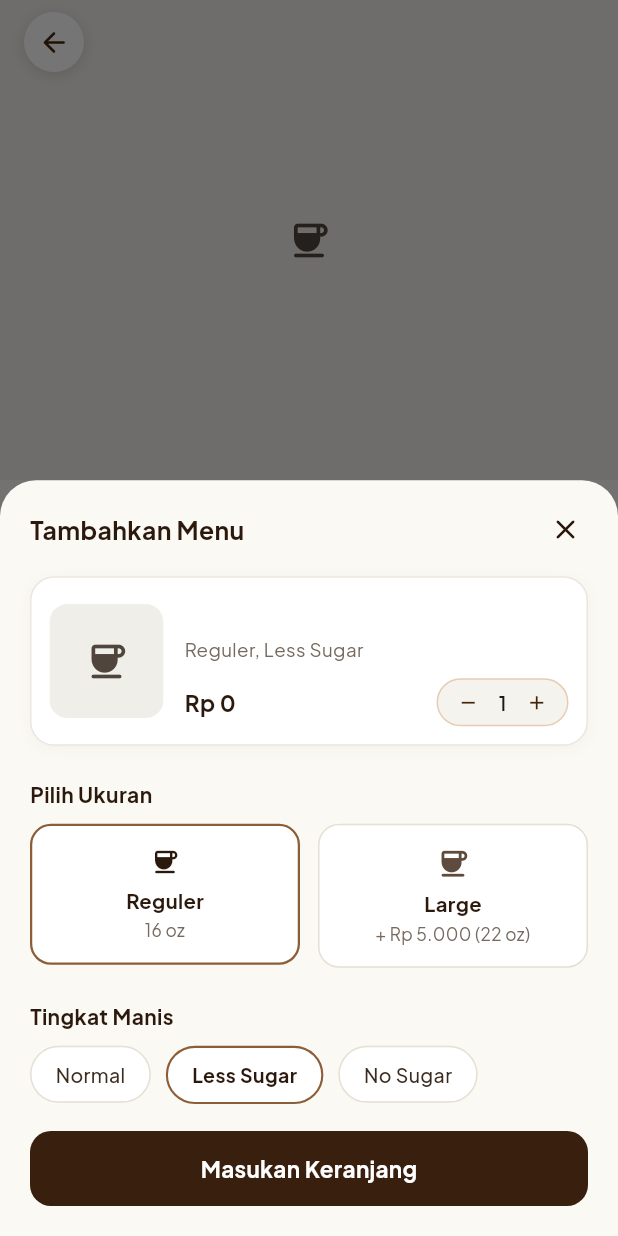
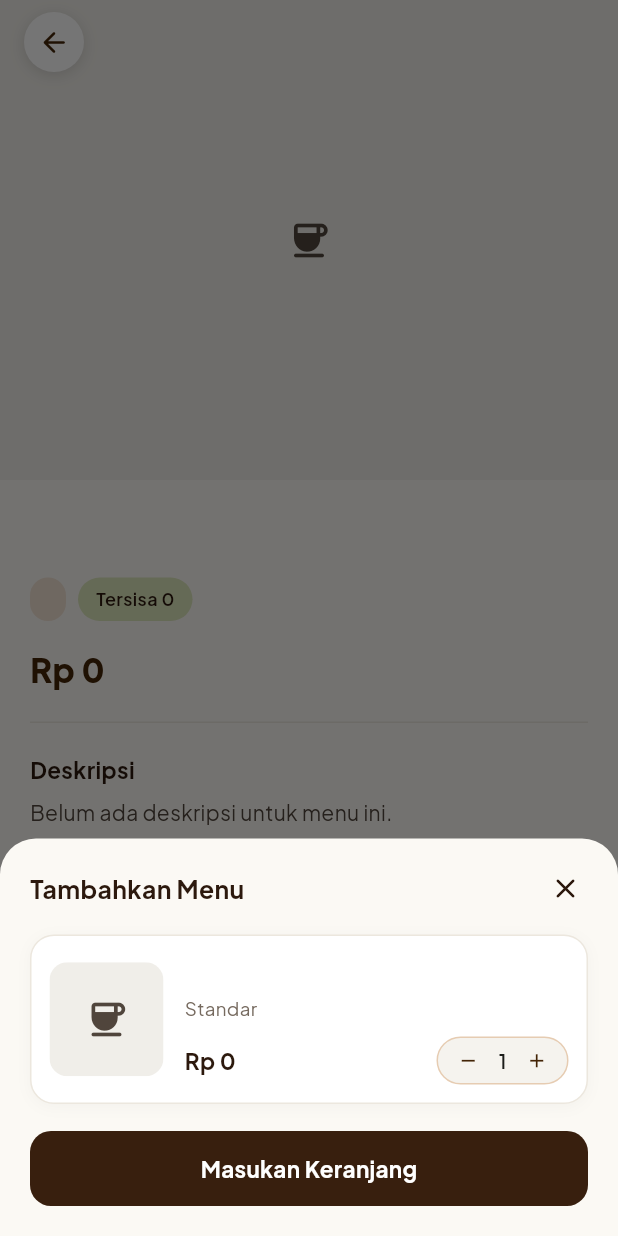
Before and after one commit to FalleryFT/Yap-Coffee-app, a Flutter app: the MenuDetailPage screen opened directly with empty values, after a tap on "Tambah ke Keranjang", on a phone screen of 412 x 824 dp. Run offline on Flutter 3.47's test engine with Material 3 defaults, Android fonts, the phone set to English and light mode, and no system bars; our stand-ins replace dio, flutter_map, flutter_secure_storage, font_awesome_flutter, google_fonts, image_picker and 1 more; accounts and stored records are empty.

Commit message:
rombak tebal tebal pengaturan, top bar & menu

```diff
--- a/lib/features/cart/viewmodel/cart_view_model.dart
+++ b/lib/features/cart/viewmodel/cart_view_model.dart
@@ -20,29 +20,35 @@ class CartViewModel extends ChangeNotifier {
       [...addons]..sort((a, b) => a.id.compareTo(b.id));
 
   /// Teks varian yang tampil di keranjang, contoh "Reguler, Less Sugar, Oat Milk".
-  /// Menu tanpa pilihan memakai "Porsi".
+  /// Makanan memakai "Porsi". Minuman yang admin tidak beri pilihan ukuran/manis dan tanpa
+  /// tambahan memakai "Standar". [size] dan [sugar] null bila menu tidak punya pilihan itu.
   static String variantFor(
     CoffeeItem item,
-    SizeOption size,
-    SugarOption sugar, [
+    SizeOption? size,
+    SugarOption? sugar, [
     List<MenuAddon> addons = const [],
   ]) {
     final parts = <String>[
-      if (item.hasOptions) ...[size.label, sugar.label] else 'Porsi',
+      if (!item.hasOptions)
+        'Porsi'
+      else ...[
+        if (size != null) size.label,
+        if (sugar != null) sugar.label,
+      ],
       ..._sorted(addons).map((a) => a.label),
     ];
-    return parts.join(', ');
+    return parts.isEmpty ? 'Standar' : parts.join(', ');
   }
 
   /// Harga satuan: harga menu + tambahan ukuran (hanya menu yang punya pilihan) + semua tambahan.
   /// Sama dengan perhitungan server saat pesanan dibuat.
   static int unitPriceFor(
     CoffeeItem item,
-    SizeOption size, [
+    SizeOption? size, [
     List<MenuAddon> addons = const [],
   ]) {
     final addonTotal = addons.fold<int>(0, (sum, a) => sum + a.extraPrice);
-    return item.price + (item.hasOptions ? size.extraPrice : 0) + addonTotal;
+    return item.price + (item.hasOptions ? (size?.extraPrice ?? 0) : 0) + addonTotal;
   }
 
   /// Keranjang mulai kosong; item hanya masuk saat pengguna menekan '+'.
@@ -77,8 +83,8 @@ class CartViewModel extends ChangeNotifier {
   void addCoffeeItem({
     required CoffeeItem item,
     required int quantity,
-    required SizeOption size,
-    required SugarOption sugar,
+    SizeOption? size,
+    SugarOption? sugar,
     List<MenuAddon> addons = const [],
   }) {
     _hasPressedPlus = true;
@@ -123,8 +129,8 @@ class CartViewModel extends ChangeNotifier {
   /// untuk menu yang sama, kedua baris digabung.
   void updateOptions(
     CartItem item, {
-    required SizeOption size,
-    required SugarOption sugar,
+    SizeOption? size,
+    SugarOption? sugar,
     required List<MenuAddon> addons,
     required int quantity,
   }) {
--- a/lib/features/menu/component/add_to_cart_sheet.dart
+++ b/lib/features/menu/component/add_to_cart_sheet.dart
@@ -5,7 +5,6 @@ import '../../../core/widgets/app_notification.dart';
 import '../../cart/viewmodel/cart_view_model.dart';
 import '../model/coffee_item_model.dart';
 import '../model/menu_options.dart';
-import '../viewmodel/menu_view_model.dart';
 import 'menu_option_controls.dart';
 import 'selected_item_summary_card.dart';
 
@@ -13,13 +12,14 @@ import 'selected_item_summary_card.dart';
 typedef AddToCartCallback = void Function(
   CoffeeItem item,
   int quantity,
-  SizeOption size,
-  SugarOption sugar,
+  SizeOption? size,
+  SugarOption? sugar,
   List<MenuAddon> addons,
 );
 
 /// Sheet pilihan ukuran, tingkat manis, tambahan, dan jumlah sebelum masuk keranjang.
-/// Ukuran dan tingkat manis mengikuti yang diatur admin (MenuViewModel.options).
+/// Ukuran dan tingkat manis mengikuti yang diatur admin untuk menu ini (CoffeeItem.sizes/sugarLevels);
+/// bagian yang kosong tidak ditampilkan.
 class AddToCartSheet extends StatefulWidget {
   final CoffeeItem item;
   final AddToCartCallback? onAddToCart;
@@ -74,15 +74,13 @@ class AddToCartSheet extends StatefulWidget {
 }
 
 class _AddToCartSheetState extends State<AddToCartSheet> {
-  final MenuOptions _options = MenuViewModel.instance.options;
-
   late int _quantity = widget.initialQuantity;
-  late SizeOption _selectedSize = widget.initialSize == null
-      ? _options.defaultSize
-      : _options.sizeByLabel(widget.initialSize!.label);
-  late SugarOption _selectedSugar = widget.initialSugar == null
-      ? _options.defaultSugar
-      : _options.sugarByLabel(widget.initialSugar!.label);
+  late SizeOption? _selectedSize = widget.initialSize == null
+      ? widget.item.defaultSize
+      : widget.item.sizeByLabel(widget.initialSize!.label);
+  late SugarOption? _selectedSugar = widget.initialSugar == null
+      ? widget.item.defaultSugar
+      : widget.item.sugarByLabel(widget.initialSugar!.label);
   late final Set<int> _selectedAddonIds = {...widget.initialAddonIds};
 
   List<MenuAddon> get _selectedAddons => widget.item.addons
@@ -187,15 +185,15 @@ class _AddToCartSheetState extends State<AddToCartSheet> {
               },
               onIncrement: () => setState(() => _quantity++),
             ),
-            if (widget.item.hasOptions) ...[
+            if (widget.item.hasSizeChoices) ...[
               const SizedBox(height: 22),
               const Text('Pilih Ukuran', style: sectionTitle),
               const SizedBox(height: 10),
               LayoutBuilder(
                 builder: (context, constraints) {
+                  final sizes = widget.item.sizes;
                   // Sampai 3 ukuran sebaris; lebih dari itu dua per baris.
-                  final perRow =
-                      _options.sizes.length <= 3 ? _options.sizes.length : 2;
+                  final perRow = sizes.length <= 3 ? sizes.length : 2;
                   const gap = 12.0;
                   final width =
                       (constraints.maxWidth - gap * (perRow - 1)) / perRow;
@@ -203,17 +201,16 @@ class _AddToCartSheetState extends State<AddToCartSheet> {
                     spacing: gap,
                     runSpacing: gap,
                     children: [
-                      for (int i = 0; i < _options.sizes.length; i++)
+                      for (int i = 0; i < sizes.length; i++)
                         SizedBox(
                           width: width,
                           child: CupSizeOption(
-                            title: _options.sizes[i].label,
-                            detail: _options.sizes[i].caption,
+                            title: sizes[i].label,
+                            detail: sizes[i].caption,
                             iconSize: _iconSizeFor(i),
-                            isSelected:
-                                _selectedSize.label == _options.sizes[i].label,
+                            isSelected: _selectedSize?.label == sizes[i].label,
                             onTap: () => setState(
-                              () => _selectedSize = _options.sizes[i],
+                              () => _selectedSize = sizes[i],
                             ),
                           ),
                         ),
@@ -221,6 +218,8 @@ class _AddToCartSheetState extends State<AddToCartSheet> {
                   );
                 },
               ),
+            ],
+            if (widget.item.hasSugarChoices) ...[
               const SizedBox(height: 22),
               const Text('Tingkat Manis', style: sectionTitle),
               const SizedBox(height: 10),
@@ -228,10 +227,10 @@ class _AddToCartSheetState extends State<AddToCartSheet> {
                 spacing: 10,
                 runSpacing: 10,
                 children: [
-                  for (final sugar in _options.sugarLevels)
+                  for (final sugar in widget.item.sugarLevels)
                     SugarLevelChip(
                       label: sugar.label,
-                      isSelected: _selectedSugar.label == sugar.label,
+                      isSelected: _selectedSugar?.label == sugar.label,
                       onTap: () => setState(() => _selectedSugar = sugar),
                     ),
                 ],
--- a/lib/features/menu/data/menu_repository.dart
+++ b/lib/features/menu/data/menu_repository.dart
@@ -3,7 +3,6 @@ import 'package:dio/dio.dart';
 import '../../../core/network/api_client.dart';
 import '../../../core/network/api_exception.dart';
 import '../model/coffee_item_model.dart';
-import '../model/menu_options.dart';
 
 /// Satu-satunya jalur HTTP fitur menu: GET /api/menu.
 class MenuRepository {
@@ -20,9 +19,6 @@ class MenuRepository {
         items: (data['items'] as List)
             .map((e) => CoffeeItem.fromApi(e as Map<String, dynamic>))
             .toList(),
-        options: data['options'] is Map<String, dynamic>
-            ? MenuOptions.fromApi(data['options'] as Map<String, dynamic>)
-            : MenuOptions.fallback,
       );
     } on DioException catch (e) {
       throw ApiException.fromDio(e);
--- a/lib/features/menu/model/coffee_item_model.dart
+++ b/lib/features/menu/model/coffee_item_model.dart
@@ -62,9 +62,15 @@ class CoffeeItem {
   /// Tambahan yang boleh dipilih pelanggan untuk menu ini.
   final List<MenuAddon> addons;
 
-  /// Minuman (true): pelanggan memilih ukuran dan tingkat manis. Makanan (false): tanpa pilihan.
-  /// Ditentukan admin per kategori, bukan dari nama kategori.
+  /// Minuman (true): boleh punya pilihan ukuran dan tingkat manis. Makanan (false): tanpa pilihan.
+  /// Ditentukan admin lewat Jenis Menu saat menu dibuat, bukan dari nama kategori.
   final bool hasOptions;
+
+  /// Ukuran gelas menu ini (diatur admin per menu). Kosong = tanpa pilihan ukuran.
+  final List<SizeOption> sizes;
+
+  /// Tingkat manis menu ini (diatur admin per menu). Kosong = tanpa pilihan manis.
+  final List<SugarOption> sugarLevels;
 
   const CoffeeItem({
     required this.id,
@@ -83,6 +89,8 @@ class CoffeeItem {
     this.stock,
     this.addons = const [],
     this.hasOptions = true,
+    this.sizes = const [],
+    this.sugarLevels = const [],
   });
 
   /// Dari elemen `items` pada GET /api/menu.
@@ -104,7 +112,56 @@ class CoffeeItem {
           .map((e) => MenuAddon.fromApi(e as Map<String, dynamic>))
           .toList(),
       hasOptions: json['hasOptions'] != false,
+      sizes: ((json['sizes'] as List?) ?? const [])
+          .map((e) => SizeOption.fromApi(e as Map<String, dynamic>))
+          .toList(),
+      sugarLevels: ((json['sugarLevels'] as List?) ?? const [])
+          .map((e) => SugarOption.fromApi(e as Map<String, dynamic>))
+          .toList(),
     );
+  }
+
+  /// Ada pilihan ukuran yang harus dipilih pelanggan.
+  bool get hasSizeChoices => hasOptions && sizes.isNotEmpty;
+
+  /// Ada pilihan tingkat manis yang harus dipilih pelanggan.
+  bool get hasSugarChoices => hasOptions && sugarLevels.isNotEmpty;
+
+  /// Ukuran bawaan; null bila menu ini tanpa pilihan ukuran.
+  SizeOption? get defaultSize {
+    if (!hasSizeChoices) return null;
+    return sizes.firstWhere((s) => s.isDefault, orElse: () => sizes.first);
+  }
+
+  /// Tingkat manis bawaan; null bila menu ini tanpa pilihan manis.
+  SugarOption? get defaultSugar {
+    if (!hasSugarChoices) return null;
+    return sugarLevels.firstWhere((s) => s.isDefault,
+        orElse: () => sugarLevels.first);
+  }
+
+  /// Ukuran dengan nama ini; bila sudah tidak ada (admin mengubah daftar), yang bawaan.
+  SizeOption? sizeByLabel(String? label) {
+    if (!hasSizeChoices) return null;
+    return sizes.firstWhere((s) => s.label == label, orElse: () => defaultSize!);
+  }
+
+  /// Tingkat manis dengan nama ini; bila sudah tidak ada, yang bawaan.
+  SugarOption? sugarByLabel(String? label) {
+    if (!hasSugarChoices) return null;
+    return sugarLevels.firstWhere((s) => s.label == label,
+        orElse: () => defaultSugar!);
+  }
+
+  /// Ringkasan pilihan untuk halaman detail menu; kosong bila menu tanpa pilihan.
+  String get optionsSummary {
+    final lines = <String>[
+      if (hasSizeChoices)
+        'Ukuran: ${sizes.map((s) => s.caption.isEmpty ? s.label : '${s.label} (${s.caption})').join(', ')}.',
+      if (hasSugarChoices)
+        'Tingkat manis: ${sugarLevels.map((s) => s.label).join(', ')}.',
+    ];
+    return lines.join('\n');
   }
 
 
@@ -124,16 +181,13 @@ class CoffeeItem {
 }
 
 /// Isi GET /api/menu: nama kategori dan daftar menu yang tersedia.
+/// Ukuran dan tingkat manis ada di tiap [CoffeeItem].
 class MenuCatalog {
   const MenuCatalog({
     required this.categories,
     required this.items,
-    this.options = MenuOptions.fallback,
   });
 
   final List<String> categories;
   final List<CoffeeItem> items;
-
-  /// Ukuran dan tingkat manis yang diatur admin.
-  final MenuOptions options;
 }
--- a/lib/features/menu/model/menu_options.dart
+++ b/lib/features/menu/model/menu_options.dart
@@ -1,6 +1,6 @@
 import '../../../core/utils/currency.dart';
 
-/// Ukuran gelas, contoh "Reguler 16 oz" atau "Large 22 oz + Rp 5.000". Diatur admin di web (Pengaturan).
+/// Ukuran gelas, contoh "Reguler 16 oz" atau "Large 22 oz + Rp 5.000". Diatur admin per menu di web (halaman Menu).
 class SizeOption {
   const SizeOption({
     required this.label,
@@ -37,7 +37,7 @@ class SizeOption {
   }
 }
 
-/// Tingkat manis, contoh "Less Sugar". Diatur admin di web (Pengaturan).
+/// Tingkat manis, contoh "Less Sugar". Diatur admin per menu di web (halaman Menu).
 class SugarOption {
   const SugarOption({required this.label, this.isDefault = false});
 
@@ -51,59 +51,3 @@ class SugarOption {
     );
   }
 }
-
-/// Pilihan ukuran dan tingkat manis dari GET /api/menu → options.
-class MenuOptions {
-  const MenuOptions({required this.sizes, required this.sugarLevels});
-
-  final List<SizeOption> sizes;
-  final List<SugarOption> sugarLevels;
-
-  /// Dipakai bila server belum mengirim `options` (server lama) atau daftarnya kosong.
-  static const MenuOptions fallback = MenuOptions(
-    sizes: [
-      SizeOption(label: 'Reguler', detail: '16 oz', extraPrice: 0, isDefault: true),
-      SizeOption(label: 'Large', detail: '22 oz', extraPrice: 5000),
-    ],
-    sugarLevels: [
-      SugarOption(label: 'Normal'),
-      SugarOption(label: 'Less Sugar', isDefault: true),
-      SugarOption(label: 'No Sugar'),
-    ],
-  );
-
-  factory MenuOptions.fromApi(Map<String, dynamic> json) {
-    final sizes = ((json['sizes'] as List?) ?? const [])
-        .map((e) => SizeOption.fromApi(e as Map<String, dynamic>))
-        .toList();
-    final sugar = ((json['sugarLevels'] as List?) ?? const [])
-        .map((e) => SugarOption.fromApi(e as Map<String, dynamic>))
-        .toList();
-    if (sizes.isEmpty || sugar.isEmpty) return fallback;
-    return MenuOptions(sizes: sizes, sugarLevels: sugar);
-  }
-
-  SizeOption get defaultSize =>
-      sizes.firstWhere((s) => s.isDefault, orElse: () => sizes.first);
-
-  SugarOption get defaultSugar =>
-      sugarLevels.firstWhere((s) => s.isDefault, orElse: () => sugarLevels.first);
-
-  /// Pilihan dengan nama ini; bila sudah tidak ada (admin mengubah daftar), yang bawaan.
-  SizeOption sizeByLabel(String? label) =>
-      sizes.firstWhere((s) => s.label == label, orElse: () => defaultSize);
-
-  SugarOption sugarByLabel(String? label) => sugarLevels.firstWhere(
-        (s) => s.label == label,
-        orElse: () => defaultSugar,
-      );
-
-  /// Ringkasan untuk halaman detail menu.
-  String get summary {
-    final sizeText = sizes
-        .map((s) => s.caption.isEmpty ? s.label : '${s.label} (${s.caption})')
-        .join(', ');
-    final sugarText = sugarLevels.map((s) => s.label).join(', ');
-    return 'Ukuran: $sizeText.\nTingkat manis: $sugarText.';
-  }
-}
--- a/lib/features/menu/view/menu_detail_page.dart
+++ b/lib/features/menu/view/menu_detail_page.dart
@@ -5,7 +5,6 @@ import '../../../core/utils/currency.dart';
 import '../../../core/widgets/coffee_image.dart';
 import '../component/add_to_cart_sheet.dart';
 import '../model/coffee_item_model.dart';
-import '../viewmodel/menu_view_model.dart';
 
 /// Detail satu menu: foto besar, nama, harga, deskripsi lengkap, dan tambahan yang tersedia.
 /// Dibuka dengan menyentuh gambar, nama, atau deskripsi pada kartu menu.
@@ -141,12 +140,12 @@ class MenuDetailPage extends StatelessWidget {
                             color: AppColors.bark,
                           ),
                         ),
-                        if (item.hasOptions) ...[
+                        if (item.optionsSummary.isNotEmpty) ...[
                           const SizedBox(height: 22),
                           const _SectionTitle('Pilihan'),
                           const SizedBox(height: 8),
                           Text(
-                            MenuViewModel.instance.options.summary,
+                            item.optionsSummary,
                             style: const TextStyle(
                               fontSize: 13.5,
                               height: 1.5,
--- a/lib/features/menu/viewmodel/menu_view_model.dart
+++ b/lib/features/menu/viewmodel/menu_view_model.dart
@@ -5,7 +5,6 @@ import '../../../core/session/app_session.dart';
 import '../../../core/viewmodel/load_status.dart';
 import '../data/menu_repository.dart';
 import '../model/coffee_item_model.dart';
-import '../model/menu_options.dart';
 
 /// Katalog menu yang dipakai bersama oleh Home dan Menu, dimuat sekali dari server.
 class MenuViewModel extends ChangeNotifier {
@@ -59,9 +58,6 @@ class MenuViewModel extends ChangeNotifier {
     notifyListeners();
   }
 
-  /// Ukuran dan tingkat manis yang diatur admin; bawaan sampai katalog termuat.
-  MenuOptions options = MenuOptions.fallback;
-
   bool _busy = false;
 
   /// Satu menu menurut id-nya dari katalog yang sudah dimuat; null bila tidak ada.
@@ -90,7 +86,6 @@ class MenuViewModel extends ChangeNotifier {
       final catalog = await _repository.fetchCatalog();
       items = catalog.items;
       categories = catalog.categories;
-      options = catalog.options;
       // Kategori yang dipilih bisa hilang setelah katalog dimuat ulang.
       if (selectedCategory != allCategories &&
           !categories.contains(selectedCategory)) {
@@ -112,7 +107,6 @@ class MenuViewModel extends ChangeNotifier {
     error = null;
     items = const [];
     categories = const [];
-    options = MenuOptions.fallback;
     selectedCategory = allCategories;
     searchQuery = '';
     notifyListeners();
```
Also changed, not shown: 1 other file.
